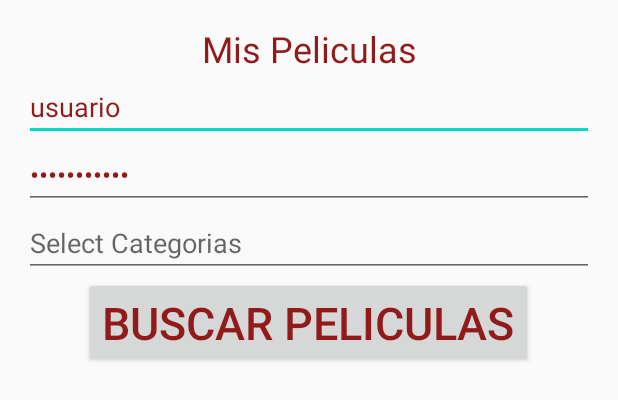
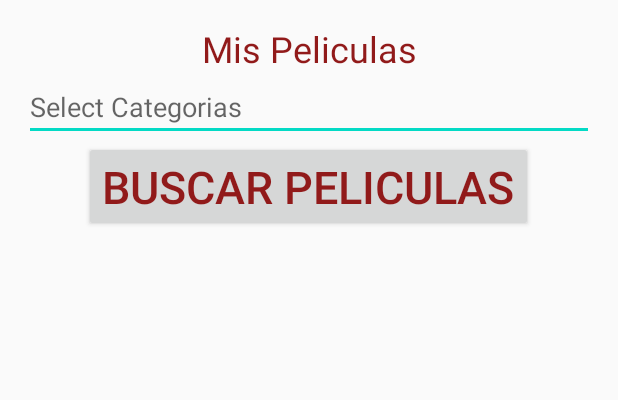
Before and after one commit to humamani/MisPelisApp, an Android app: the layout activity_main.xml on its own in the app's theme, with its tools: preview values and no code run, on a phone screen of 412 x 824 dp. Shown: the top 400 px of the screen. Run offline under Robolectric (Android 15) with nearby library versions, the phone set to English and light mode, and no system bars.

Commit message:
actualización 21/05/2020

```diff
--- a/app/src/main/res/layout/activity_main.xml
+++ b/app/src/main/res/layout/activity_main.xml
@@ -24,37 +24,7 @@
         app:layout_constraintTop_toTopOf="parent"
         app:layout_constraintVertical_bias="0.067" />
 
-    <EditText
-        android:id="@+id/EdUsuario"
-        android:layout_width="match_parent"
-        android:layout_height="wrap_content"
-        android:ems="10"
-        android:inputType="textEmailAddress"
-        android:text="usuario"
-        android:textColor="#911A1A"
-        app:layout_constraintBottom_toBottomOf="parent"
-        app:layout_constraintEnd_toEndOf="parent"
-        app:layout_constraintHorizontal_bias="0.474"
-        app:layout_constraintStart_toStartOf="parent"
-        app:layout_constraintTop_toTopOf="parent"
-        app:layout_constraintVertical_bias="0.316" />
-
-    <EditText
-        android:id="@+id/EdContra"
-        android:layout_width="match_parent"
-        android:layout_height="wrap_content"
-        android:ems="10"
-        android:inputType="textPassword"
-        android:text="constraseña"
-        android:textColor="#911A1A"
-        app:layout_constraintBottom_toBottomOf="parent"
-        app:layout_constraintEnd_toEndOf="parent"
-        app:layout_constraintHorizontal_bias="0.474"
-        app:layout_constraintStart_toStartOf="parent"
-        app:layout_constraintTop_toTopOf="parent"
-        app:layout_constraintVertical_bias="0.416" />
-
-    <MultiAutoCompleteTextView
+    <AutoCompleteTextView
         android:id="@+id/mltCategorias"
         android:layout_width="match_parent"
         android:layout_height="wrap_content"
```
